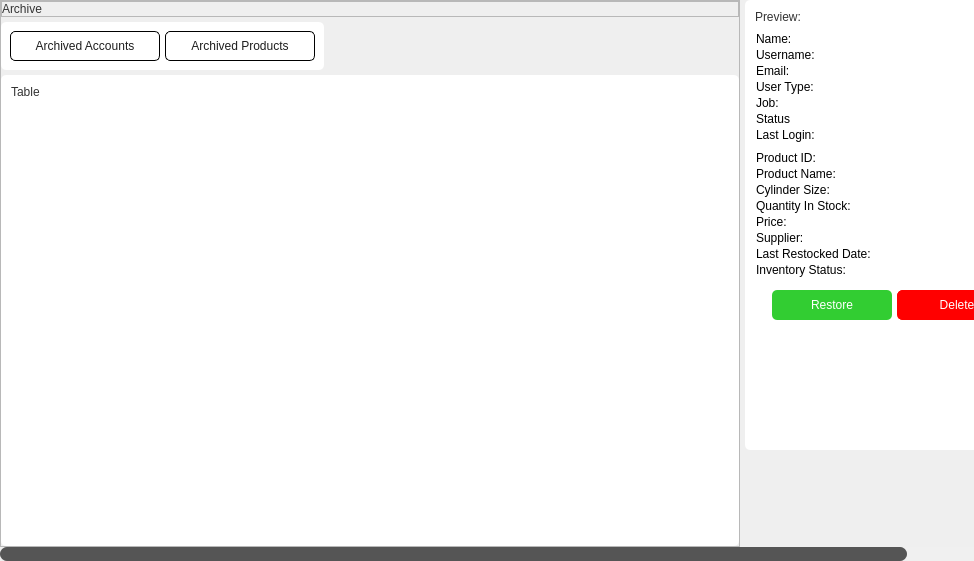
Qt form app/src/ui/NEW/archive_page.ui (Kazu0210/Inventory-System) before a commit.
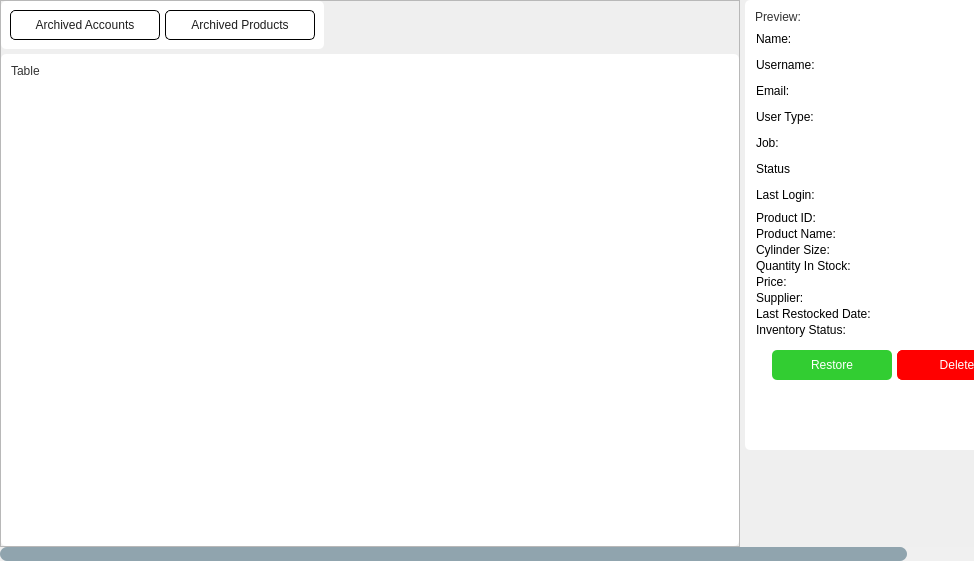
The same form after that commit.

Commit message: ui changed on accounts page, activity logs, main window, new account page, profile page

```diff
--- a/app/src/ui/NEW/archive_page.ui
+++ b/app/src/ui/NEW/archive_page.ui
@@ -39,11 +39,8 @@
     <widget class="QScrollArea" name="scrollArea">
      <property name="styleSheet">
       <string notr="true">#scrollArea{
-background-color: #EAEAEA;
 border: none;
-border-radius: 5px;
 }
-
 QScrollBar:hover{
  cursor: pointer;
 }
@@ -72,9 +69,9 @@
                 margin: 0px 0px 0px 0px;
             }
             QScrollBar::handle:horizontal {
-                background: #555;
+                background: #90A4AE;
                 border-radius: 7px;
-                min-width: 30px;
+                min-width: 14px;
             }
             QScrollBar::add-line:horizontal, QScrollBar::sub-line:horizontal {
                 width: 0px;
@@ -90,10 +87,10 @@
      <widget class="QWidget" name="scrollAreaWidgetContents">
       <property name="geometry">
        <rect>
-        <x>-71</x>
+        <x>0</x>
         <y>0</y>
         <width>1045</width>
-        <height>544</height>
+        <height>547</height>
        </rect>
       </property>
       <layout class="QHBoxLayout" name="horizontalLayout">
@@ -142,44 +139,6 @@
           <property name="bottomMargin">
            <number>0</number>
           </property>
-          <item>
-           <widget class="QFrame" name="frame_4">
-            <property name="frameShape">
-             <enum>QFrame::StyledPanel</enum>
-            </property>
-            <property name="frameShadow">
-             <enum>QFrame::Raised</enum>
-            </property>
-            <layout class="QHBoxLayout" name="horizontalLayout_3">
-             <property name="spacing">
-              <number>0</number>
-             </property>
-             <property name="leftMargin">
-              <number>0</number>
-             </property>
-             <property name="topMargin">
-              <number>0</number>
-             </property>
-             <property name="rightMargin">
-              <number>0</number>
-             </property>
-             <property name="bottomMargin">
-              <number>0</number>
-             </property>
-             <item alignment="Qt::AlignTop">
-              <widget class="QLabel" name="label">
-               <property name="styleSheet">
-                <string notr="true">font: 87 16pt &quot;Noto Sans Black&quot;;
-color: #333333;</string>
-               </property>
-               <property name="text">
-                <string>Archive</string>
-               </property>
-              </widget>
-             </item>
-            </layout>
-           </widget>
-          </item>
           <item alignment="Qt::AlignLeft">
            <widget class="QFrame" name="frame_3">
             <property name="styleSheet">
@@ -427,7 +386,7 @@
             </property>
             <layout class="QVBoxLayout" name="verticalLayout_5">
              <property name="spacing">
-              <number>0</number>
+              <number>10</number>
              </property>
              <property name="leftMargin">
               <number>0</number>
```
The commit also changes 25 other files.
